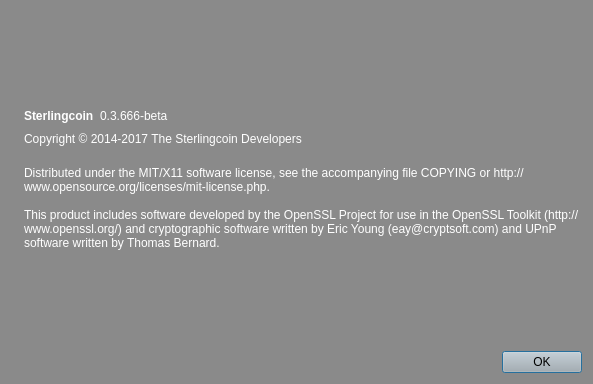
Sterlingcoin/Sterlingcoin-1.6.2.0-Release, file src/qt/forms/aboutdialog.ui: the form before one commit.
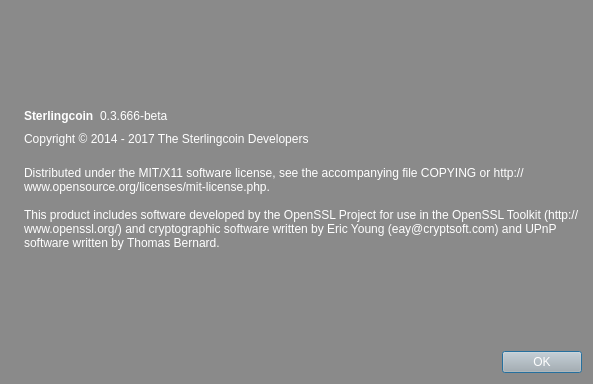
The form after the commit. Icons and pictures are not drawn.

The edit to the form file:
```diff
--- a/src/qt/forms/aboutdialog.ui
+++ b/src/qt/forms/aboutdialog.ui
@@ -588,6 +588,33 @@
             </color>
            </brush>
           </colorrole>
+          <colorrole role="Button">
+           <brush brushstyle="SolidPattern">
+            <color alpha="0">
+             <red>0</red>
+             <green>0</green>
+             <blue>0</blue>
+            </color>
+           </brush>
+          </colorrole>
+          <colorrole role="Base">
+           <brush brushstyle="SolidPattern">
+            <color alpha="0">
+             <red>0</red>
+             <green>0</green>
+             <blue>0</blue>
+            </color>
+           </brush>
+          </colorrole>
+          <colorrole role="Window">
+           <brush brushstyle="SolidPattern">
+            <color alpha="0">
+             <red>0</red>
+             <green>0</green>
+             <blue>0</blue>
+            </color>
+           </brush>
+          </colorrole>
          </active>
          <inactive>
           <colorrole role="WindowText">
@@ -599,6 +626,33 @@
             </color>
            </brush>
           </colorrole>
+          <colorrole role="Button">
+           <brush brushstyle="SolidPattern">
+            <color alpha="0">
+             <red>0</red>
+             <green>0</green>
+             <blue>0</blue>
+            </color>
+           </brush>
+          </colorrole>
+          <colorrole role="Base">
+           <brush brushstyle="SolidPattern">
+            <color alpha="0">
+             <red>0</red>
+             <green>0</green>
+             <blue>0</blue>
+            </color>
+           </brush>
+          </colorrole>
+          <colorrole role="Window">
+           <brush brushstyle="SolidPattern">
+            <color alpha="0">
+             <red>0</red>
+             <green>0</green>
+             <blue>0</blue>
+            </color>
+           </brush>
+          </colorrole>
          </inactive>
          <disabled>
           <colorrole role="WindowText">
@@ -610,14 +664,44 @@
             </color>
            </brush>
           </colorrole>
+          <colorrole role="Button">
+           <brush brushstyle="SolidPattern">
+            <color alpha="0">
+             <red>0</red>
+             <green>0</green>
+             <blue>0</blue>
+            </color>
+           </brush>
+          </colorrole>
+          <colorrole role="Base">
+           <brush brushstyle="SolidPattern">
+            <color alpha="0">
+             <red>0</red>
+             <green>0</green>
+             <blue>0</blue>
+            </color>
+           </brush>
+          </colorrole>
+          <colorrole role="Window">
+           <brush brushstyle="SolidPattern">
+            <color alpha="0">
+             <red>0</red>
+             <green>0</green>
+             <blue>0</blue>
+            </color>
+           </brush>
+          </colorrole>
          </disabled>
         </palette>
        </property>
        <property name="cursor">
         <cursorShape>IBeamCursor</cursorShape>
        </property>
+       <property name="styleSheet">
+        <string notr="true">background: transparent;</string>
+       </property>
        <property name="text">
-        <string>Copyright © 2014-2017 The Sterlingcoin Developers</string>
+        <string>Copyright © 2014 - 2017 The Sterlingcoin Developers</string>
        </property>
        <property name="textInteractionFlags">
         <set>Qt::LinksAccessibleByMouse|Qt::TextSelectableByKeyboard|Qt::TextSelectableByMouse</set>
@@ -1030,7 +1114,7 @@
         </palette>
        </property>
        <property name="styleSheet">
-        <string notr="true">background-color: rgb(178, 178, 178);</string>
+        <string notr="true"/>
        </property>
        <property name="orientation">
         <enum>Qt::Horizontal</enum>
```
Left out of the diff: 252 changed lines with no effect on the pictures.
